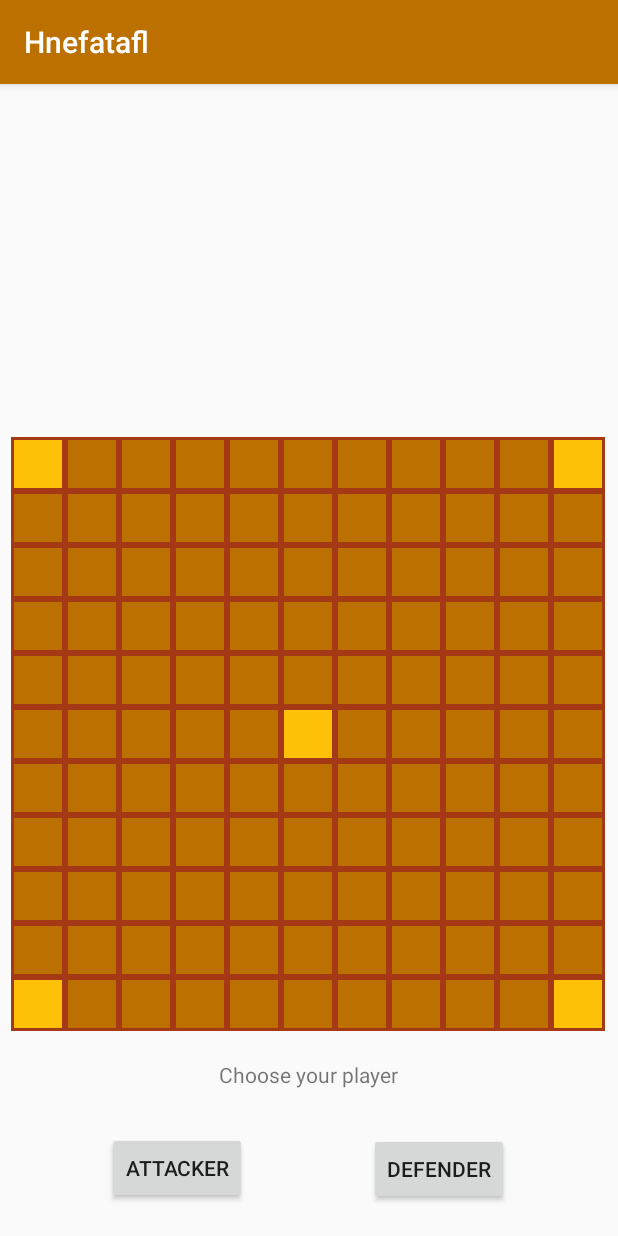
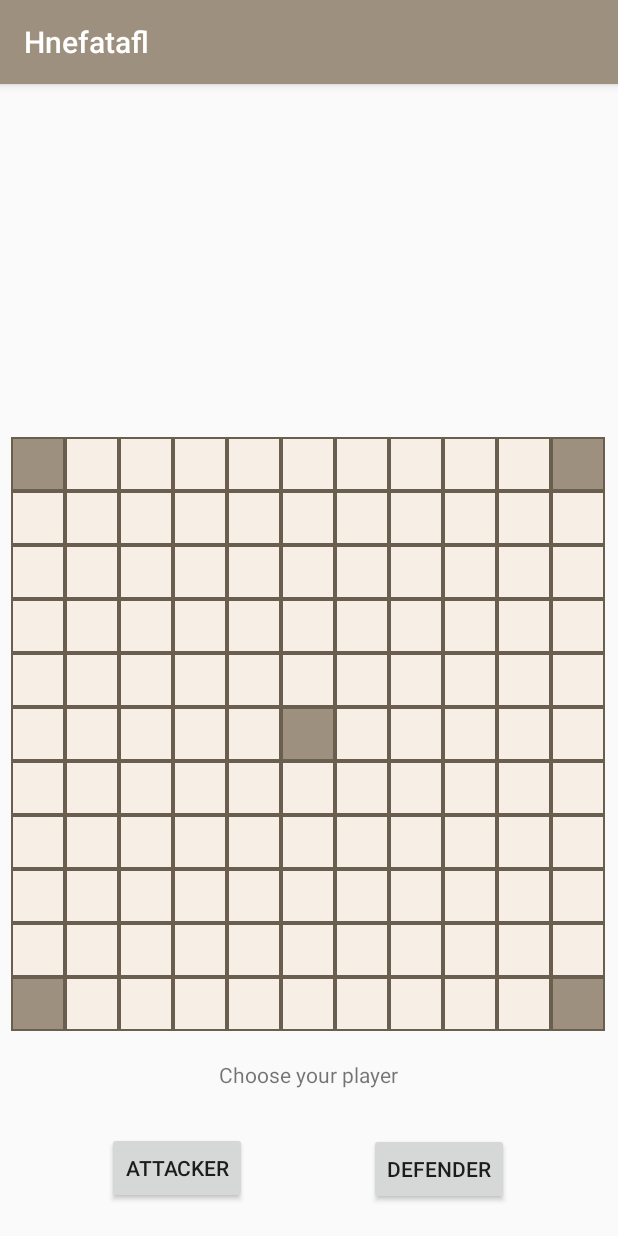
Before and after one commit to shirleywbi/Hnefatafl, an Android app: the screen it shows after launch (MainActivity), on a phone screen of 412 x 824 dp. Run offline under Robolectric (Android 15) with nearby library versions, the phone set to English and light mode, and no system bars.

Commit message:
update color to beige scheme

```diff
--- a/app/src/main/res/drawable/board_cell.xml
+++ b/app/src/main/res/drawable/board_cell.xml
@@ -5,5 +5,5 @@
     <solid android:color="@color/boardColor" />
     <stroke
         android:color="@color/boardOutline"
-        android:width="2dp" />
+        android:width="1dp" />
 </shape>
--- a/app/src/main/res/drawable/board_restricted_cell.xml
+++ b/app/src/main/res/drawable/board_restricted_cell.xml
@@ -5,5 +5,5 @@
     <solid android:color="@color/boardDarkColor" />
     <stroke
         android:color="@color/boardOutline"
-        android:width="2dp" />
+        android:width="1dp" />
 </shape>
--- a/app/src/main/res/values/colors.xml
+++ b/app/src/main/res/values/colors.xml
@@ -1,10 +1,10 @@
 <?xml version="1.0" encoding="utf-8"?>
 <resources>
-    <color name="colorPrimary">#BC7000</color>
-    <color name="colorPrimaryDark">#A53815</color>
-    <color name="colorAccent">#FFC107</color>
+    <color name="colorPrimary">#9D907E</color>
+    <color name="colorPrimaryDark">#6A5E4F</color>
+    <color name="colorAccent">#F7EFE6</color>
 
-    <color name="boardColor">#BC7000</color>
-    <color name="boardOutline">#A53815</color>
-    <color name="boardDarkColor">#FFC107</color>
+    <color name="boardColor">#F7EFE6</color>
+    <color name="boardOutline">#6A5E4F</color>
+    <color name="boardDarkColor">#9D907E</color>
 </resources>
```
